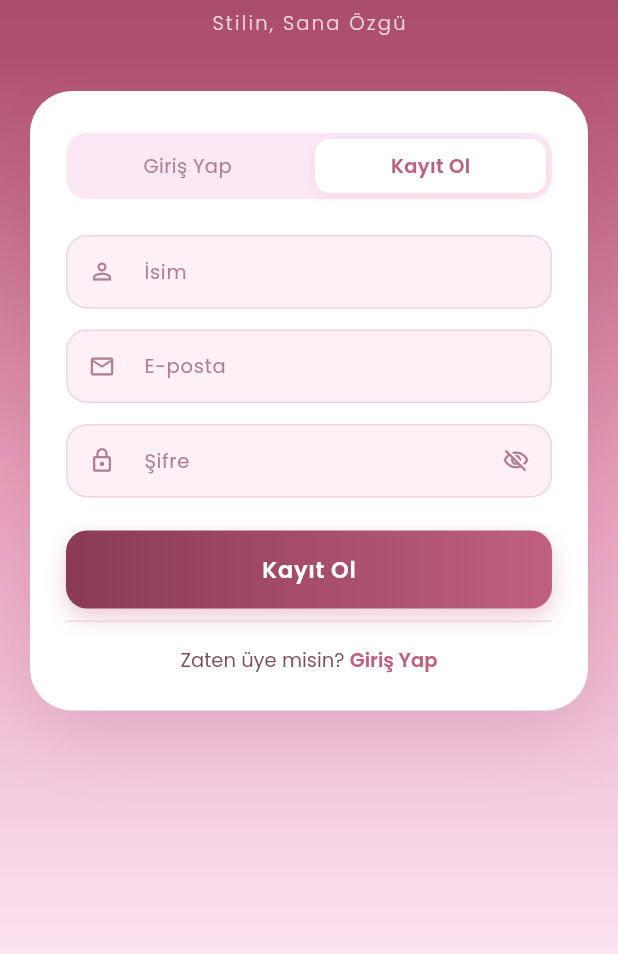
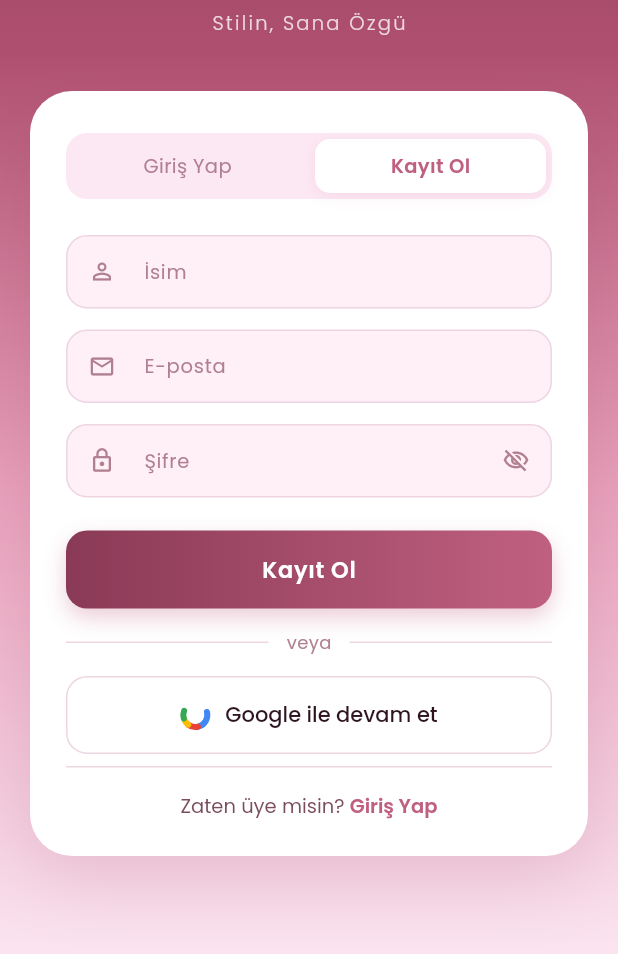
Before and after one commit to melike0019/Stilya, a Flutter app: the AuthScreen screen opened directly, after a tap on "Kayıt Ol", on a phone screen of 412 x 824 dp, the part 254-1208 px from its top. Run offline on Flutter 3.47's test engine with Material 3 defaults, Android fonts, the phone set to English and light mode, and no system bars; our stand-ins replace cached_network_image, cloud_firestore, firebase_auth, firebase_core, firebase_storage, fl_chart and 11 more; accounts and stored records are empty.

```diff
--- a/lib/main.dart
+++ b/lib/main.dart
@@ -11,6 +11,7 @@ import 'providers/planner_provider.dart';
 import 'providers/user_provider.dart';
 import 'providers/weather_provider.dart';
 import 'screens/splash_screen.dart';
+import 'services/ai_service.dart';
 import 'services/notification_service.dart';
 import 'theme/app_theme.dart';
 
@@ -44,6 +45,9 @@ void main() async {
         ChangeNotifierProvider<HistoryProvider>(
           create: (_) => HistoryProvider(),
         ),
+        Provider<AIService>(
+          create: (_) => AIService(),
+        ),
       ],
       child: const StilyaApp(),
     ),
--- a/lib/screens/auth/auth_gate.dart
+++ b/lib/screens/auth/auth_gate.dart
@@ -48,6 +48,6 @@ class _AuthGateState extends State<AuthGate> {
       return const AuthScreen();
     }
 
-    return const MainShell();
+    return MainShell(key: ValueKey(auth.user?.id));
   }
 }
--- a/lib/screens/auth/auth_screen.dart
+++ b/lib/screens/auth/auth_screen.dart
@@ -248,6 +248,12 @@ class _AuthScreenState extends State<AuthScreen>
               // ─── Submit Button ─────────────────────────────────
               _buildSubmitButton(auth),
 
+              // ─── Google Sign-In ────────────────────────────────
+              const SizedBox(height: 14),
+              _buildDivider(),
+              const SizedBox(height: 14),
+              _buildGoogleButton(auth),
+
               // ─── Forgot Password (login only) ──────────────────
               if (_isLogin) ...[
                 const SizedBox(height: 12),
@@ -438,6 +444,58 @@ class _AuthScreenState extends State<AuthScreen>
     );
   }
 
+  Widget _buildDivider() {
+    return Row(
+      children: [
+        const Expanded(child: Divider()),
+        Padding(
+          padding: const EdgeInsets.symmetric(horizontal: 12),
+          child: Text(
+            'veya',
+            style: GoogleFonts.poppins(fontSize: 12, color: AppTheme.textLight),
+          ),
+        ),
+        const Expanded(child: Divider()),
+      ],
+    );
+  }
+
+  Widget _buildGoogleButton(AuthProvider auth) {
+    final loading = _submitting || auth.isLoading;
+    return OutlinedButton(
+      onPressed: loading ? null : () async {
+        setState(() { _localError = null; _submitting = true; });
+        final ok = await auth.signInWithGoogle();
+        if (!mounted) return;
+        if (!ok && auth.errorMessage != null) {
+          setState(() { _localError = auth.errorMessage; });
+        }
+        setState(() => _submitting = false);
+      },
+      style: OutlinedButton.styleFrom(
+        minimumSize: const Size(double.infinity, 52),
+        shape: RoundedRectangleBorder(borderRadius: BorderRadius.circular(14)),
+        side: const BorderSide(color: AppTheme.dividerColor),
+      ),
+      child: Row(
+        mainAxisAlignment: MainAxisAlignment.center,
+        children: [
+          // Google "G" ikonu — renk kutuları ile oluşturulmuş
+          _GoogleIcon(),
+          const SizedBox(width: 10),
+          Text(
+            'Google ile devam et',
+            style: GoogleFonts.poppins(
+              fontSize: 14,
+              fontWeight: FontWeight.w500,
+              color: AppTheme.textDark,
+            ),
+          ),
+        ],
+      ),
+    );
+  }
+
   void _showForgotPassword() {
     final emailCtrl = TextEditingController();
     showModalBottomSheet(
@@ -513,6 +571,64 @@ class _AuthScreenState extends State<AuthScreen>
   }
 }
 
+// ─── Google Icon (renk ile çizilmiş) ──────────────────────────────────────
+class _GoogleIcon extends StatelessWidget {
+  @override
+  Widget build(BuildContext context) {
+    return SizedBox(
+      width: 20,
+      height: 20,
+      child: CustomPaint(painter: _GoogleIconPainter()),
+    );
+  }
+}
+
+class _GoogleIconPainter extends CustomPainter {
+  @override
+  void paint(Canvas canvas, Size size) {
+    final r = size.width / 2;
+    final cx = r;
+    final cy = r;
+
+    // Daire arka plan
+    canvas.drawCircle(
+      Offset(cx, cy),
+      r,
+      Paint()..color = Colors.white,
+    );
+
+    // G harfi — 4 renk dilimi ile
+    const strokeW = 4.0;
+    final paint = Paint()
+      ..style = PaintingStyle.stroke
+      ..strokeWidth = strokeW
+      ..strokeCap = StrokeCap.round;
+
+    // Mavi
+    paint.color = const Color(0xFF4285F4);
+    canvas.drawArc(Rect.fromCircle(center: Offset(cx, cy), radius: r - strokeW / 2),
+        -0.25, 1.6, false, paint);
+
+    // Kırmızı
+    paint.color = const Color(0xFFEA4335);
+    canvas.drawArc(Rect.fromCircle(center: Offset(cx, cy), radius: r - strokeW / 2),
+        1.35, 0.85, false, paint);
+
+    // Sarı
+    paint.color = const Color(0xFFFBBC05);
+    canvas.drawArc(Rect.fromCircle(center: Offset(cx, cy), radius: r - strokeW / 2),
+        2.2, 0.65, false, paint);
+
+    // Yeşil
+    paint.color = const Color(0xFF34A853);
+    canvas.drawArc(Rect.fromCircle(center: Offset(cx, cy), radius: r - strokeW / 2),
+        2.85, 0.65, false, paint);
+  }
+
+  @override
+  bool shouldRepaint(covariant CustomPainter oldDelegate) => false;
+}
+
 // ─── Tab Option Widget ─────────────────────────────────────────────────────
 class _TabOption extends StatelessWidget {
   final String label;
--- a/lib/screens/home/ai_chat_screen.dart
+++ b/lib/screens/home/ai_chat_screen.dart
@@ -52,7 +52,7 @@ class _AIChatScreenState extends State<AIChatScreen> {
     _scrollToBottom();
 
     try {
-      final reply = await AIService().chat(
+      final reply = await context.read<AIService>().chat(
         history: List.from(_messages),
         clothingItems: widget.clothingItems,
       );
--- a/lib/screens/home/home_screen.dart
+++ b/lib/screens/home/home_screen.dart
@@ -91,7 +91,7 @@ class _HomeScreenState extends State<HomeScreen> {
     });
 
     try {
-      final results = await AIService().getOutfitSuggestion(
+      final results = await context.read<AIService>().getOutfitSuggestion(
         items: clothing.items,
         weather: weatherProv.weather!,
         mood: _selectedMood,
--- a/lib/screens/wardrobe/blind_spot_screen.dart
+++ b/lib/screens/wardrobe/blind_spot_screen.dart
@@ -34,7 +34,7 @@ class _BlindSpotScreenState extends State<BlindSpotScreen> {
     });
 
     try {
-      final results = await AIService().getBlindSpotSuggestion(
+      final results = await context.read<AIService>().getBlindSpotSuggestion(
         forgottenItems: forgotten,
         allItems: all,
       );
--- a/pubspec.yaml
+++ b/pubspec.yaml
@@ -49,7 +49,7 @@ dependencies:
   shared_preferences: ^2.5.4
   flutter_local_notifications: ^21.0.0
   timezone: ^0.11.0
-  flutter_timezone: ^1.0.4
+  flutter_timezone: ^5.0.2
   lottie: ^3.3.2
   fl_chart: ^1.2.0
   intl: ^0.20.2
@@ -57,6 +57,7 @@ dependencies:
   google_fonts: ^6.2.1
   image_cropper: ^12.0.0
   url_launcher: ^6.3.1
+  google_sign_in: ^6.2.2
 
 dev_dependencies:
   flutter_test:
```
Also changed, not shown: lib/core/api_config.example.dart (+25 -7 lines), lib/providers/auth_provider.dart (+19 -7 lines), lib/screens/main_shell.dart (+12 -1 lines), lib/services/auth_service.dart (+83 -2 lines), lib/services/notification_service.dart (+10 -6 lines), pubspec.lock, 7 other files.
